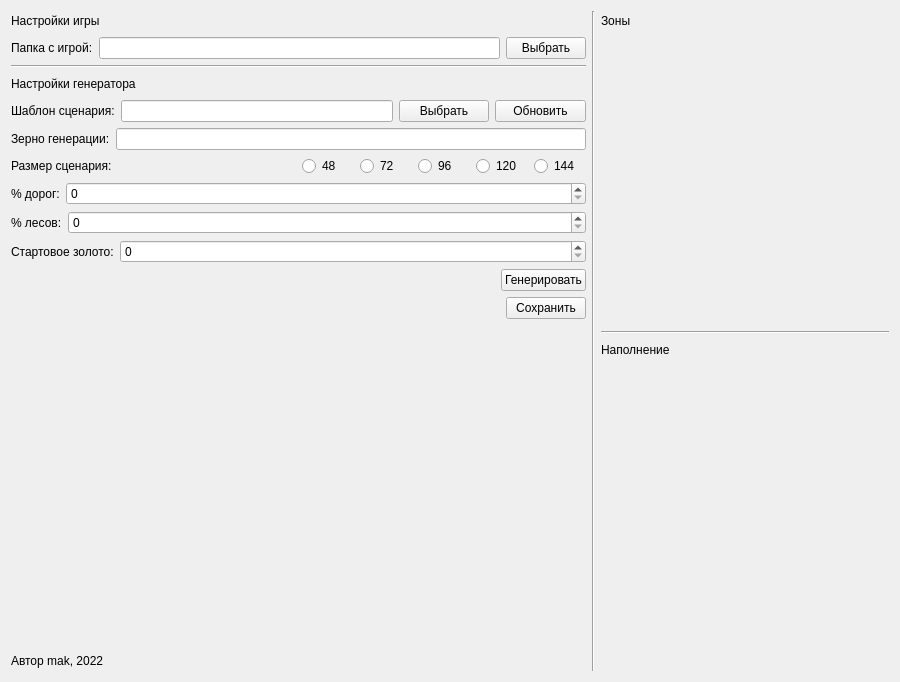
VladimirMakeev/D2RSG, file MapGeneratorApp/mapgeneratorapp.ui: the form before one commit.
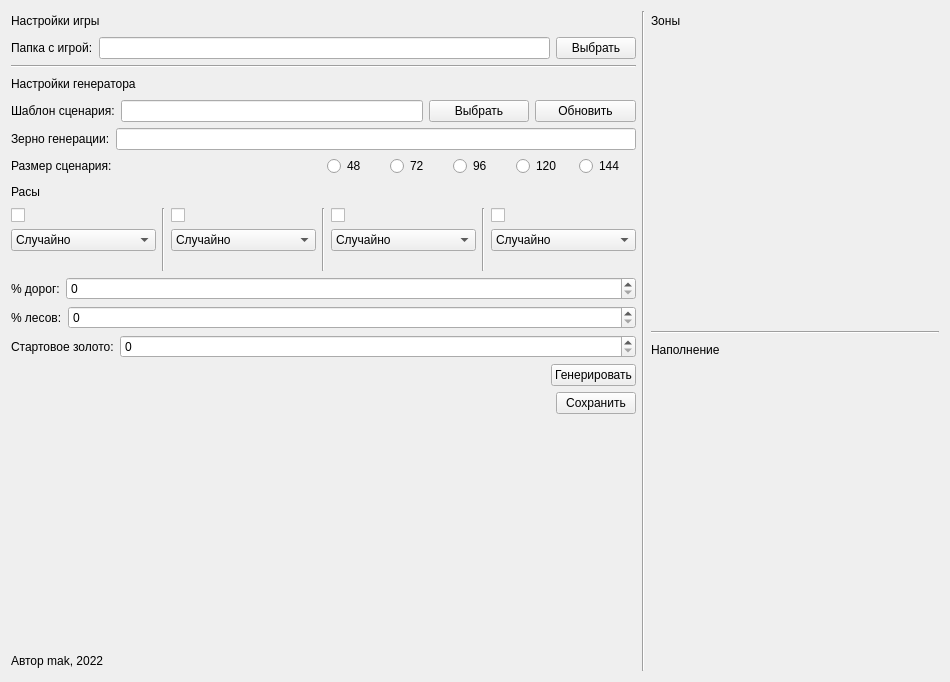
The form after the commit. Icons and pictures are not drawn.

Commit message: Support precise race selection and random races in gui app

What changed in the file:
```diff
--- a/MapGeneratorApp/mapgeneratorapp.ui
+++ b/MapGeneratorApp/mapgeneratorapp.ui
@@ -13,9 +13,9 @@
   <property name="windowTitle">
    <string>Disciples II генератор случайных сценариев</string>
   </property>
-  <layout class="QHBoxLayout" name="horizontalLayout_15" stretch="5,0,2">
+  <layout class="QHBoxLayout" name="horizontalLayout_17" stretch="5,0,2">
    <item>
-    <layout class="QVBoxLayout" name="verticalLayout">
+    <layout class="QVBoxLayout" name="verticalLayout_6">
      <item>
       <layout class="QHBoxLayout" name="horizontalLayout_4">
        <item>
@@ -196,6 +196,311 @@
        </item>
       </layout>
      </item>
+     <item>
+      <layout class="QHBoxLayout" name="horizontalLayout_15">
+       <item>
+        <widget class="QLabel" name="label_3">
+         <property name="text">
+          <string>Расы</string>
+         </property>
+        </widget>
+       </item>
+       <item>
+        <spacer name="horizontalSpacer_8">
+         <property name="orientation">
+          <enum>Qt::Horizontal</enum>
+         </property>
+         <property name="sizeHint" stdset="0">
+          <size>
+           <width>40</width>
+           <height>20</height>
+          </size>
+         </property>
+        </spacer>
+       </item>
+      </layout>
+     </item>
+     <item>
+      <layout class="QHBoxLayout" name="horizontalLayout_16">
+       <item>
+        <layout class="QVBoxLayout" name="verticalLayout">
+         <item>
+          <widget class="QCheckBox" name="race1CheckBox">
+           <property name="text">
+            <string/>
+           </property>
+          </widget>
+         </item>
+         <item>
+          <widget class="QComboBox" name="race1ComboBox">
+           <item>
+            <property name="text">
+             <string>Случайно</string>
+            </property>
+           </item>
+           <item>
+            <property name="text">
+             <string>Империя</string>
+            </property>
+           </item>
+           <item>
+            <property name="text">
+             <string>Горные Кланы</string>
+            </property>
+           </item>
+           <item>
+            <property name="text">
+             <string>Орды Нежити</string>
+            </property>
+           </item>
+           <item>
+            <property name="text">
+             <string>Легионы Проклятых</string>
+            </property>
+           </item>
+           <item>
+            <property name="text">
+             <string>Альянс Эльфов</string>
+            </property>
+           </item>
+          </widget>
+         </item>
+         <item>
+          <widget class="QLabel" name="race1Label">
+           <property name="sizePolicy">
+            <sizepolicy hsizetype="Fixed" vsizetype="Fixed">
+             <horstretch>0</horstretch>
+             <verstretch>0</verstretch>
+            </sizepolicy>
+           </property>
+           <property name="text">
+            <string/>
+           </property>
+           <property name="pixmap">
+            <pixmap resource="resources.qrc">:/images/random.png</pixmap>
+           </property>
+           <property name="scaledContents">
+            <bool>true</bool>
+           </property>
+          </widget>
+         </item>
+        </layout>
+       </item>
+       <item>
+        <widget class="Line" name="line_4">
+         <property name="orientation">
+          <enum>Qt::Vertical</enum>
+         </property>
+        </widget>
+       </item>
+       <item>
+        <layout class="QVBoxLayout" name="verticalLayout_3">
+         <item>
+          <widget class="QCheckBox" name="race2CheckBox">
+           <property name="text">
+            <string/>
+           </property>
+          </widget>
+         </item>
+         <item>
+          <widget class="QComboBox" name="race2ComboBox">
+           <item>
+            <property name="text">
+             <string>Случайно</string>
+            </property>
+           </item>
+           <item>
+            <property name="text">
+             <string>Империя</string>
+            </property>
+           </item>
+           <item>
+            <property name="text">
+             <string>Горные Кланы</string>
+            </property>
+           </item>
+           <item>
+            <property name="text">
+             <string>Орды Нежити</string>
+            </property>
+           </item>
+           <item>
+            <property name="text">
+             <string>Легионы Проклятых</string>
+            </property>
+           </item>
+           <item>
+            <property name="text">
+             <string>Альянс Эльфов</string>
+            </property>
+           </item>
+          </widget>
+         </item>
+         <item>
+          <widget class="QLabel" name="race2Label">
+           <property name="sizePolicy">
+            <sizepolicy hsizetype="Fixed" vsizetype="Fixed">
+             <horstretch>0</horstretch>
+             <verstretch>0</verstretch>
+            </sizepolicy>
+           </property>
+           <property name="text">
+            <string/>
+           </property>
+           <property name="pixmap">
+            <pixmap resource="resources.qrc">:/images/random.png</pixmap>
+           </property>
+           <property name="scaledContents">
+            <bool>true</bool>
+           </property>
+          </widget>
+         </item>
+        </layout>
+       </item>
+       <item>
+        <widget class="Line" name="line_5">
+         <property name="orientation">
+          <enum>Qt::Vertical</enum>
+         </property>
+        </widget>
+       </item>
+       <item>
+        <layout class="QVBoxLayout" name="verticalLayout_4">
+         <item>
+          <widget class="QCheckBox" name="race3CheckBox">
+           <property name="text">
+            <string/>
+           </property>
+          </widget>
+         </item>
+         <item>
+          <widget class="QComboBox" name="race3ComboBox">
+           <item>
+            <property name="text">
+             <string>Случайно</string>
+            </property>
+           </item>
+           <item>
+            <property name="text">
+             <string>Империя</string>
+            </property>
+           </item>
+           <item>
+            <property name="text">
+             <string>Горные Кланы</string>
+            </property>
+           </item>
+           <item>
+            <property name="text">
+             <string>Орды Нежити</string>
+            </property>
+           </item>
+           <item>
+            <property name="text">
+             <string>Легионы Проклятых</string>
+            </property>
+           </item>
+           <item>
+            <property name="text">
+             <string>Альянс Эльфов</string>
+            </property>
+           </item>
+          </widget>
+         </item>
+         <item>
+          <widget class="QLabel" name="race3Label">
+           <property name="sizePolicy">
+            <sizepolicy hsizetype="Fixed" vsizetype="Fixed">
+             <horstretch>0</horstretch>
+             <verstretch>0</verstretch>
+            </sizepolicy>
+           </property>
+           <property name="text">
+            <string/>
+           </property>
+           <property name="pixmap">
+            <pixmap resource="resources.qrc">:/images/random.png</pixmap>
+           </property>
+           <property name="scaledContents">
+            <bool>true</bool>
+           </property>
+          </widget>
+         </item>
+        </layout>
+       </item>
+       <item>
+        <widget class="Line" name="line_6">
+         <property name="orientation">
+          <enum>Qt::Vertical</enum>
+         </property>
+        </widget>
+       </item>
+       <item>
+        <layout class="QVBoxLayout" name="verticalLayout_5">
+         <item>
+          <widget class="QCheckBox" name="race4CheckBox">
+           <property name="text">
+            <string/>
+           </property>
+          </widget>
+         </item>
+         <item>
+          <widget class="QComboBox" name="race4ComboBox">
+           <item>
+            <property name="text">
+             <string>Случайно</string>
+            </property>
+           </item>
+           <item>
+            <property name="text">
+             <string>Империя</string>
+            </property>
+           </item>
+           <item>
+            <property name="text">
+             <string>Горные Кланы</string>
+            </property>
+           </item>
+           <item>
+            <property name="text">
+             <string>Орды Нежити</string>
+            </property>
+           </item>
+           <item>
+            <property name="text">
+             <string>Легионы Проклятых</string>
+            </property>
+           </item>
+           <item>
+            <property name="text">
+             <string>Альянс Эльфов</string>
+            </property>
+           </item>
+          </widget>
+         </item>
+         <item>
+          <widget class="QLabel" name="race4Label">
+           <property name="sizePolicy">
+            <sizepolicy hsizetype="Fixed" vsizetype="Fixed">
+             <horstretch>0</horstretch>
+             <verstretch>0</verstretch>
+            </sizepolicy>
+           </property>
+           <property name="text">
+            <string/>
+           </property>
+           <property name="pixmap">
+            <pixmap resource="resources.qrc">:/images/random.png</pixmap>
+           </property>
+           <property name="scaledContents">
+            <bool>true</bool>
+           </property>
+          </widget>
+         </item>
+        </layout>
+       </item>
+      </layout>
+     </item>
      <item>
       <layout class="QHBoxLayout" name="horizontalLayout_12" stretch="0,4">
        <item>
```
The commit also changes 16 other files.
